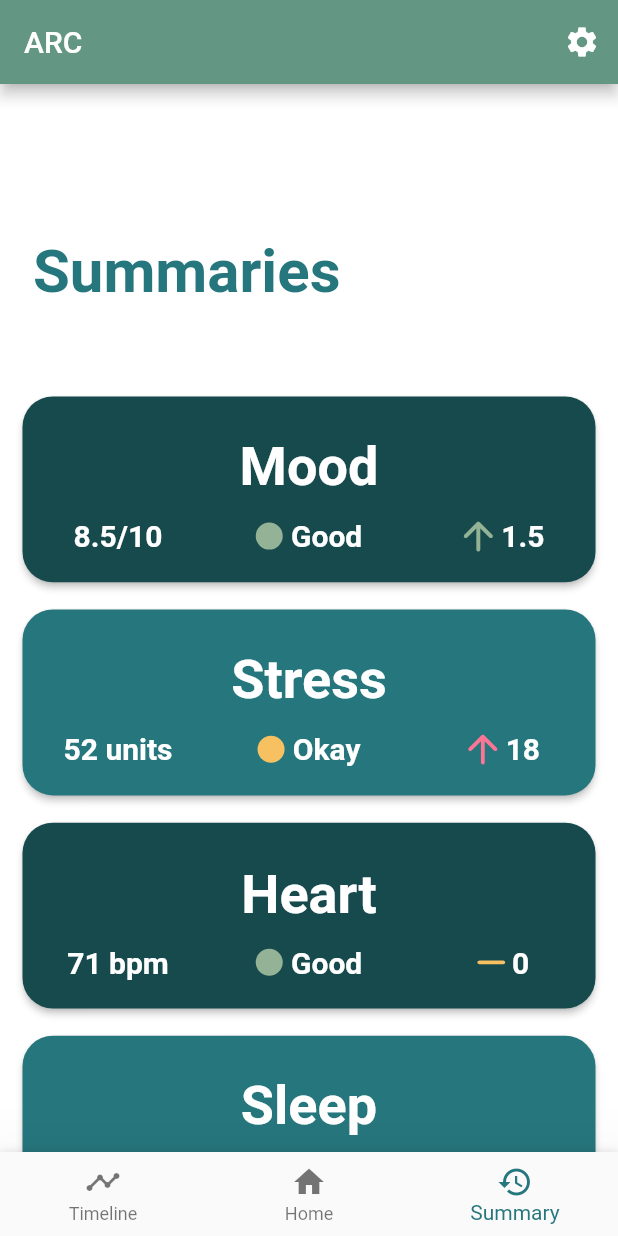
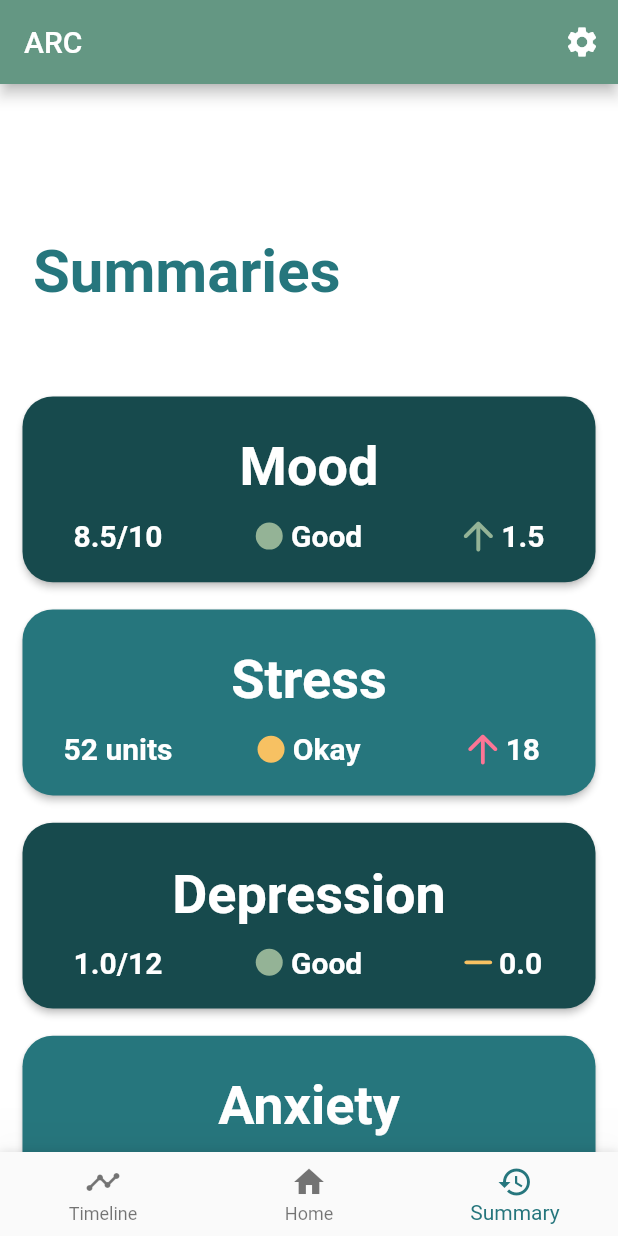
Before and after one commit to sahilmahendrakar/ARCApp, a Flutter app: the screen it shows once a user with an empty profile is signed in, swiped to page 3, on a phone screen of 412 x 824 dp. Run offline on Flutter 3.47's test engine with Material 2 defaults, Android fonts, the phone set to English and light mode, and no system bars; our stand-ins replace firebase_auth, firebase_core, firebase_database, settings_ui; accounts and stored records are empty.

Commit message:
change heart and sleep to depression and anxiety

```diff
--- a/lib/screens/Summary/summary_body.dart
+++ b/lib/screens/Summary/summary_body.dart
@@ -41,8 +41,8 @@ class _SummaryState extends State<SummaryBody> {
           ),
           moodItem(context, 8.5, 1.5),
           stressItem(context, 52, 18),
-          heartItem(context, 71, 0),
-          sleepItem(context, 20460, -9060),
+          depressionItem(context, 0.6, 0),
+          anxietyItem(context, 8.70, -1.60),
         ],
       ),
     );
@@ -244,9 +244,9 @@ GestureDetector stressItem(BuildContext context, double value, double change) {
       changeString, direction, arrowColor);
 }
 
-GestureDetector heartItem(context, double value, double change) {
+GestureDetector depressionItem(context, double value, double change) {
   // Configure value
-  String valueString = value.round().toString() + " bpm";
+  String valueString = value.round().toStringAsPrecision(2) + "/12";
 
   // Set direction and arrowColor if there is no change
   int direction;
@@ -261,31 +261,16 @@ GestureDetector heartItem(context, double value, double change) {
   }
 
   // Set status and arrowColor for when there is change
-  // TODO: check scale for heart rate with Dr. Davis
   String status;
 
-  if (value < 40) {
-    status = "Bad";
-    if (change < 0) {
-      arrowColor = brightPink;
-    } else if (change > 0) {
-      arrowColor = tertiary;
-    }
-  } else if (value < 60) {
-    status = "Okay";
-    if (change < 0) {
-      arrowColor = brightPink;
-    } else if (change > 0) {
-      arrowColor = tertiary;
-    }
-  } else if (value < 80) {
+  if (value <= 4) {
     status = "Good";
     if (change < 0) {
       arrowColor = tertiary;
     } else if (change > 0) {
-      arrowColor = tertiary;
+      arrowColor = brightPink;
     }
-  } else if (value < 100) {
+  } else if (value <= 8) {
     status = "Okay";
     if (change < 0) {
       arrowColor = tertiary;
@@ -302,17 +287,15 @@ GestureDetector heartItem(context, double value, double change) {
   }
 
   // Set change
-  String changeString = change.abs().round().toString();
+  String changeString = change.abs().round().toStringAsPrecision(2);
 
-  return summaryItem(context, darkestBlue, "Heart", valueString, status,
+  return summaryItem(context, darkestBlue, "Depression", valueString, status,
       changeString, direction, arrowColor);
 }
 
-GestureDetector sleepItem(context, double value, double change) {
+GestureDetector anxietyItem(context, double value, double change) {
   // Configure value
-  int hours = (value / 3600).floor();
-  int minutes = ((value % 3600) / 60).round();
-  String valueString = hours.toString() + "h " + minutes.toString() + "m";
+  String valueString = value.round().toStringAsPrecision(2) + "/12";
 
   // Set direction and arrowColor if there is no change
   int direction;
@@ -327,35 +310,16 @@ GestureDetector sleepItem(context, double value, double change) {
   }
 
   // Set status and arrowColor for when there is change
-  // TODO: check scale for sleep with Dr. Davis
   String status;
 
-  if (value < 25200) {
-    // Less than 7 hours of sleep
-    status = "Bad";
-    if (change < 0) {
-      arrowColor = brightPink;
-    } else if (change > 0) {
-      arrowColor = tertiary;
-    }
-  } else if (value < 28800) {
-    // Between 7 and 8 hours of sleep
-    status = "Okay";
-    if (change < 0) {
-      arrowColor = brightPink;
-    } else if (change > 0) {
-      arrowColor = tertiary;
-    }
-  } else if (value < 36000) {
-    // Between 8 to 10 hours of sleep
+  if (value < 4) {
     status = "Good";
     if (change < 0) {
       arrowColor = tertiary;
     } else if (change > 0) {
-      arrowColor = tertiary;
+      arrowColor = brightPink;
     }
-  } else if (value < 43200) {
-    // Between 10 to 12 hours of sleep
+  } else if (value < 8) {
     status = "Okay";
     if (change < 0) {
       arrowColor = tertiary;
@@ -363,7 +327,6 @@ GestureDetector sleepItem(context, double value, double change) {
       arrowColor = brightPink;
     }
   } else {
-    // More than 12 hours of sleep
     status = "Bad";
     if (change < 0) {
       arrowColor = tertiary;
@@ -373,11 +336,8 @@ GestureDetector sleepItem(context, double value, double change) {
   }
 
   // Set change
-  int deltaHours = (change.abs() / 3600).floor();
-  int deltaMinutes = ((change.abs() % 3600) / 60).round();
-  String changeString =
-      deltaHours.toString() + "h " + deltaMinutes.toString() + "m";
+  String changeString = change.abs().round().toStringAsPrecision(2);
 
-  return summaryItem(context, secondary, "Sleep", valueString, status,
+  return summaryItem(context, secondary, "Anxiety", valueString, status,
       changeString, direction, arrowColor);
 }
```
